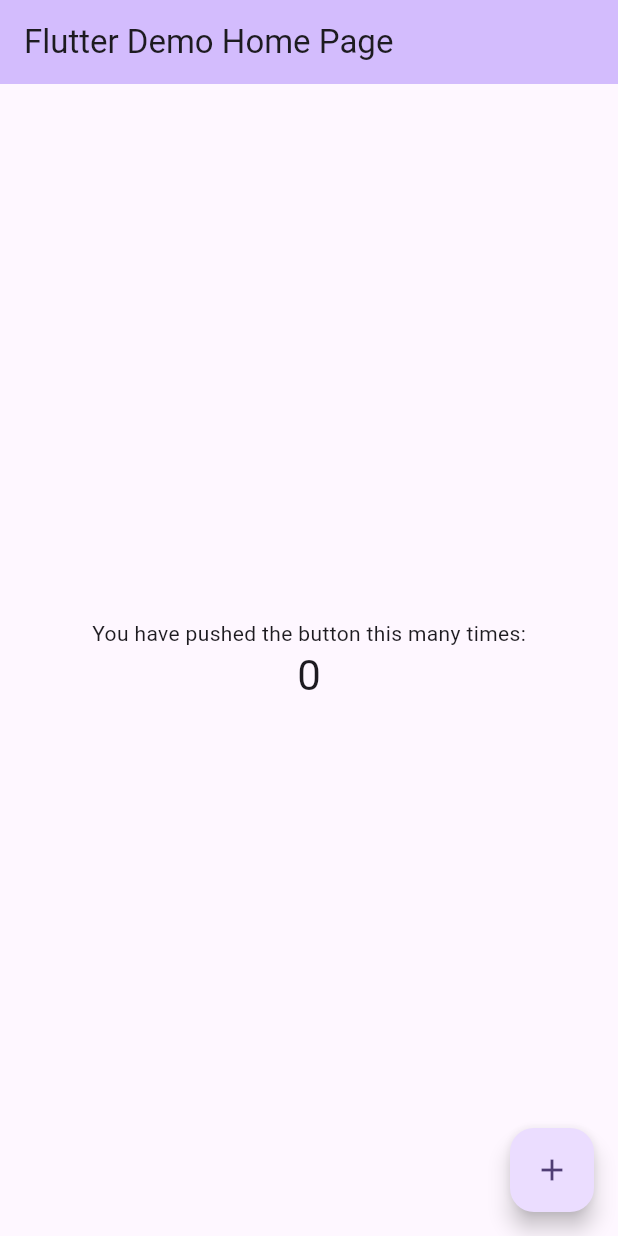
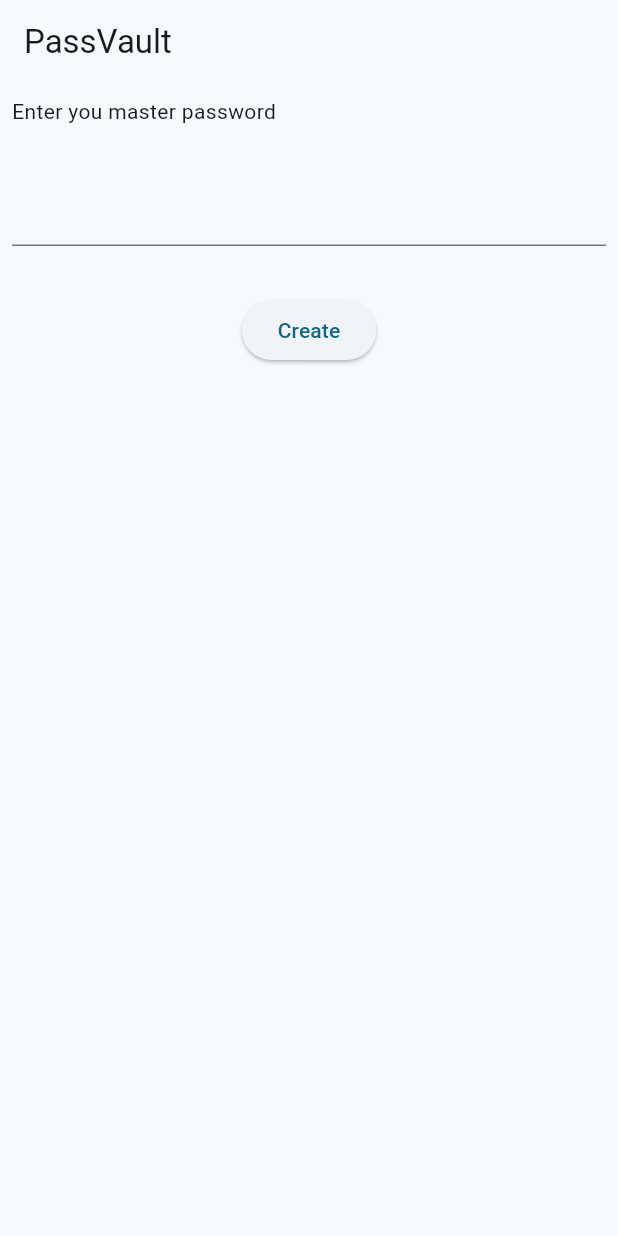
Before and after one commit to rpede/passvault, a Flutter app: the screen it shows after launch, on a phone screen of 412 x 824 dp. Run offline on Flutter 3.47's test engine with Material 2 defaults, Android fonts, the phone set to English and light mode, and no system bars; our stand-ins replace equatable, flutter_bloc, shared_preferences; missing offline and left inert: cryptography.

Commit message:
Create/open vault

```diff
--- a/lib/main.dart
+++ b/lib/main.dart
@@ -1,125 +1,27 @@
 import 'package:flutter/material.dart';
+import 'package:flutter_bloc/flutter_bloc.dart';
+import 'password_page.dart';
+import 'vault_cubit.dart';
 
 void main() {
-  runApp(const MyApp());
+  runApp(const PassVaultApp());
 }
 
-class MyApp extends StatelessWidget {
-  const MyApp({super.key});
+class PassVaultApp extends StatelessWidget {
+  const PassVaultApp({super.key});
 
-  // This widget is the root of your application.
   @override
   Widget build(BuildContext context) {
     return MaterialApp(
       title: 'Flutter Demo',
       theme: ThemeData(
-        // This is the theme of your application.
-        //
-        // TRY THIS: Try running your application with "flutter run". You'll see
-        // the application has a blue toolbar. Then, without quitting the app,
-        // try changing the seedColor in the colorScheme below to Colors.green
-        // and then invoke "hot reload" (save your changes or press the "hot
-        // reload" button in a Flutter-supported IDE, or press "r" if you used
-        // the command line to start the app).
-        //
-        // Notice that the counter didn't reset back to zero; the application
-        // state is not lost during the reload. To reset the state, use hot
-        // restart instead.
-        //
-        // This works for code too, not just values: Most code changes can be
-        // tested with just a hot reload.
-        colorScheme: ColorScheme.fromSeed(seedColor: Colors.deepPurple),
+        colorScheme: ColorScheme.fromSeed(seedColor: Colors.blueGrey),
         useMaterial3: true,
       ),
-      home: const MyHomePage(title: 'Flutter Demo Home Page'),
+      home: BlocProvider(
+        create: (context) => VaultCubit.safe()..initialize(),
+        child: PasswordPage(),
+      ),
     );
   }
 }
-
-class MyHomePage extends StatefulWidget {
-  const MyHomePage({super.key, required this.title});
-
-  // This widget is the home page of your application. It is stateful, meaning
-  // that it has a State object (defined below) that contains fields that affect
-  // how it looks.
-
-  // This class is the configuration for the state. It holds the values (in this
-  // case the title) provided by the parent (in this case the App widget) and
-  // used by the build method of the State. Fields in a Widget subclass are
-  // always marked "final".
-
-  final String title;
-
-  @override
-  State<MyHomePage> createState() => _MyHomePageState();
-}
-
-class _MyHomePageState extends State<MyHomePage> {
-  int _counter = 0;
-
-  void _incrementCounter() {
-    setState(() {
-      // This call to setState tells the Flutter framework that something has
-      // changed in this State, which causes it to rerun the build method below
-      // so that the display can reflect the updated values. If we changed
-      // _counter without calling setState(), then the build method would not be
-      // called again, and so nothing would appear to happen.
-      _counter++;
-    });
-  }
-
-  @override
-  Widget build(BuildContext context) {
-    // This method is rerun every time setState is called, for instance as done
-    // by the _incrementCounter method above.
-    //
-    // The Flutter framework has been optimized to make rerunning build methods
-    // fast, so that you can just rebuild anything that needs updating rather
-    // than having to individually change instances of widgets.
-    return Scaffold(
-      appBar: AppBar(
-        // TRY THIS: Try changing the color here to a specific color (to
-        // Colors.amber, perhaps?) and trigger a hot reload to see the AppBar
-        // change color while the other colors stay the same.
-        backgroundColor: Theme.of(context).colorScheme.inversePrimary,
-        // Here we take the value from the MyHomePage object that was created by
-        // the App.build method, and use it to set our appbar title.
-        title: Text(widget.title),
-      ),
-      body: Center(
-        // Center is a layout widget. It takes a single child and positions it
-        // in the middle of the parent.
-        child: Column(
-          // Column is also a layout widget. It takes a list of children and
-          // arranges them vertically. By default, it sizes itself to fit its
-          // children horizontally, and tries to be as tall as its parent.
-          //
-          // Column has various properties to control how it sizes itself and
-          // how it positions its children. Here we use mainAxisAlignment to
-          // center the children vertically; the main axis here is the vertical
-          // axis because Columns are vertical (the cross axis would be
-          // horizontal).
-          //
-          // TRY THIS: Invoke "debug painting" (choose the "Toggle Debug Paint"
-          // action in the IDE, or press "p" in the console), to see the
-          // wireframe for each widget.
-          mainAxisAlignment: MainAxisAlignment.center,
-          children: <Widget>[
-            const Text(
-              'You have pushed the button this many times:',
-            ),
-            Text(
-              '$_counter',
-              style: Theme.of(context).textTheme.headlineMedium,
-            ),
-          ],
-        ),
-      ),
-      floatingActionButton: FloatingActionButton(
-        onPressed: _incrementCounter,
-        tooltip: 'Increment',
-        child: const Icon(Icons.add),
-      ), // This trailing comma makes auto-formatting nicer for build methods.
-    );
-  }
-}
--- /dev/null
+++ b/lib/master_password_form.dart
@@ -0,0 +1,58 @@
+import 'package:flutter/material.dart';
+
+class MasterPasswordForm extends StatefulWidget {
+  final bool vaultExists;
+  final void Function(String password) onSubmitted;
+
+  const MasterPasswordForm({
+    super.key,
+    required this.vaultExists,
+    required this.onSubmitted,
+  });
+
+  @override
+  State<MasterPasswordForm> createState() => _MasterPasswordFormState();
+}
+
+class _MasterPasswordFormState extends State<MasterPasswordForm> {
+  final _formKey = GlobalKey<FormState>();
+  final _passwordController = TextEditingController();
+
+  @override
+  Widget build(BuildContext context) {
+    return Padding(
+      padding: const EdgeInsets.all(8.0),
+      child: Form(
+        key: _formKey,
+        child: Column(crossAxisAlignment: CrossAxisAlignment.start, children: [
+          Text("Enter you master password"),
+          Padding(padding: EdgeInsets.symmetric(vertical: 16)),
+          TextFormField(
+            controller: _passwordController,
+            validator: _passwordPolicy,
+            obscureText: true,
+            keyboardType: TextInputType.visiblePassword,
+            onChanged: (newValue) => _formKey.currentState!.validate(),
+          ),
+          Padding(padding: EdgeInsets.symmetric(vertical: 16)),
+          Center(
+            child: ElevatedButton(
+              onPressed: () {
+                if (_formKey.currentState!.validate()) {
+                  widget.onSubmitted(_passwordController.text);
+                }
+              },
+              child: Text("Create"),
+            ),
+          ),
+        ]),
+      ),
+    );
+  }
+
+  String? _passwordPolicy(String? value) {
+    const minLength = 8;
+    final invalid = value == null || value.length < minLength;
+    return invalid ? "Must be at least ${minLength}" : null;
+  }
+}
--- /dev/null
+++ b/lib/password_page.dart
@@ -0,0 +1,26 @@
+import 'package:flutter/material.dart';
+import 'package:flutter_bloc/flutter_bloc.dart';
+
+import 'master_password_form.dart';
+import 'vault_cubit.dart';
+import 'vault_state.dart';
+
+class PasswordPage extends StatelessWidget {
+  const PasswordPage({super.key});
+
+  @override
+  Widget build(BuildContext context) {
+    final vault = context.read<VaultCubit>();
+    return Scaffold(
+      appBar: AppBar(title: Text("PassVault")),
+      body: BlocBuilder<VaultCubit, VaultState>(
+        builder: (context, state) => vault.state is InitializedState
+            ? MasterPasswordForm(
+                vaultExists: (state as InitializedState).vaultExists,
+                onSubmitted: vault.enter,
+              )
+            : Center(child: CircularProgressIndicator()),
+      ),
+    );
+  }
+}
--- /dev/null
+++ b/lib/vault_cubit.dart
@@ -0,0 +1,70 @@
+import 'dart:convert';
+
+import 'package:flutter_bloc/flutter_bloc.dart';
+import 'package:shared_preferences/shared_preferences.dart';
+import 'package:cryptography/cryptography.dart';
+
+import 'storage.dart';
+import 'vault_data.dart';
+import 'vault_state.dart';
+
+class VaultCubit extends Cubit<VaultState> {
+  late Storage storage;
+  final KdfAlgorithm keyAlgorithm;
+  final Cipher cipher;
+
+  VaultCubit({required this.keyAlgorithm, required this.cipher})
+      : super(InitialState());
+
+  static VaultCubit safe() {
+    return VaultCubit(
+      keyAlgorithm: Argon2id(
+        parallelism: 4,
+        memory: 10000, // 10 000 x 1kB block = 10 MB
+        iterations: 3,
+        hashLength: 256 ~/ 8,
+      ),
+      cipher: AesGcm.with256bits(),
+    );
+  }
+
+  initialize() async {
+    assert(state is InitialState);
+    emit(InitializingState());
+    storage = await Storage.create();
+    emit(InitializedState(storage.vaultExists));
+  }
+
+  enter(String password) async {
+    assert(state is InitializedState);
+    if ((state as InitializedState).vaultExists) {
+      await open(password);
+    } else {
+      await create(password);
+    }
+  }
+
+  create(String password) async {
+    assert(state == InitializedState(false));
+    emit(CreatingState());
+    final data = VaultData.empty();
+    final salt = List<int>.generate(32, (i) => SecureRandom.safe.nextInt(256));
+    final key = await keyAlgorithm.deriveKeyFromPassword(
+        password: password, nonce: salt);
+    final encrypted =
+        await cipher.encryptString(json.encode(data), secretKey: key);
+    await storage.save(salt, encrypted);
+    emit(OpenState(key, data));
+  }
+
+  open(String password) async {
+    assert(state == InitializedState(true));
+    final result = await storage.load();
+    final key = await keyAlgorithm.deriveKeyFromPassword(
+        password: password, nonce: result.$1);
+    final raw =
+        json.decode(await cipher.decryptString(result.$2, secretKey: key));
+    final data = (raw as List<dynamic>).map((e) => e as VaultItem).toList();
+    emit(OpenState(key, data));
+  }
+}
--- /dev/null
+++ b/lib/vault_data.dart
@@ -0,0 +1,13 @@
+typedef VaultData = List<VaultItem>;
+
+class VaultItem {
+  final String name;
+  final String username;
+  final String password;
+
+  VaultItem({
+    required this.name,
+    required this.username,
+    required this.password,
+  });
+}
--- /dev/null
+++ b/lib/vault_state.dart
@@ -0,0 +1,30 @@
+import 'package:equatable/equatable.dart';
+import 'package:cryptography/cryptography.dart';
+
+import 'vault_data.dart';
+
+class VaultState {}
+
+class InitialState implements VaultState {}
+
+abstract class LoadingState implements VaultState {}
+
+class InitializingState implements LoadingState {}
+
+class InitializedState extends Equatable implements VaultState {
+  final bool vaultExists;
+  InitializedState(this.vaultExists);
+
+  @override
+  List<Object?> get props => [vaultExists];
+}
+
+class CreatingState extends LoadingState {}
+
+class OpeningState extends LoadingState {}
+
+class OpenState extends VaultState {
+  final SecretKey key;
+  final List<VaultItem> data;
+  OpenState(this.key, this.data);
+}
--- a/pubspec.yaml
+++ b/pubspec.yaml
@@ -35,6 +35,10 @@ dependencies:
   # The following adds the Cupertino Icons font to your application.
   # Use with the CupertinoIcons class for iOS style icons.
   cupertino_icons: ^1.0.2
+  cryptography_flutter: ^2.3.2
+  shared_preferences: ^2.2.1
+  flutter_bloc: ^8.1.3
+  equatable: ^2.0.5
 
 dev_dependencies:
   flutter_test:
```
Also changed, not shown: lib/storage.dart (added, +43 -0 lines), pubspec.lock, 3 other files.
